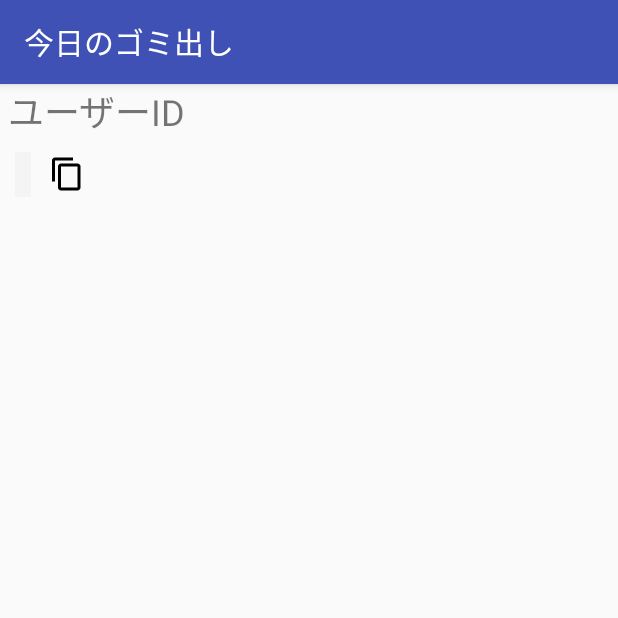
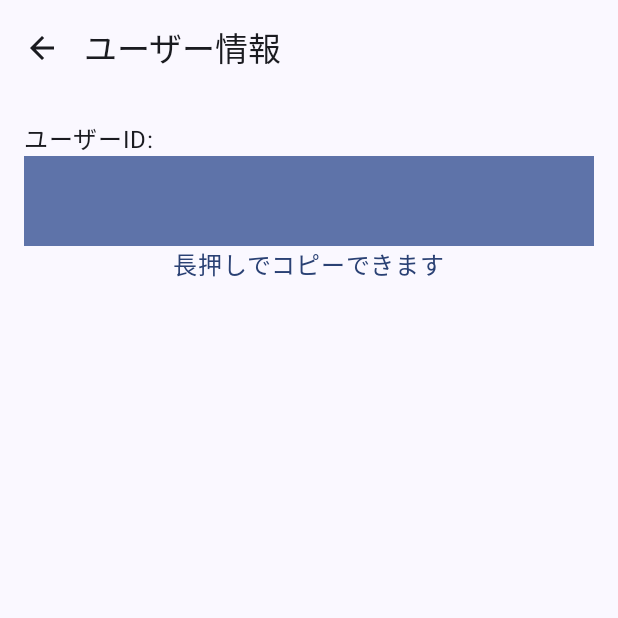
Before and after one commit to quotto/throwtrash-android, an Android app built with Jetpack Compose: the InformationActivity screen opened directly, with no data from a screen before it, on a phone screen of 412 x 824 dp, the top half of it. Run offline under Robolectric (Android 15) with nearby library versions, the phone set to English and light mode, and no system bars.

Commit message:
ユーザー情報画面のCompose化

```diff
--- a/app/src/main/java/net/mythrowaway/app/adapter/controller/ControllerInterfaces.kt
+++ /dev/null
@@ -1,7 +0,0 @@
-package net.mythrowaway.app.adapter.controller
-
-import net.mythrowaway.app.viewmodel.AlarmViewModel
-
-interface InformationControllerInterface {
-    fun loadInformation()
-}
--- a/app/src/main/java/net/mythrowaway/app/adapter/controller/InformationControllerImpl.kt
+++ /dev/null
@@ -1,12 +0,0 @@
-package net.mythrowaway.app.adapter.controller
-
-import net.mythrowaway.app.usecase.InformationUseCase
-import javax.inject.Inject
-
-class InformationControllerImpl @Inject constructor(
-    private val useCase: InformationUseCase
-) : InformationControllerInterface {
-    override fun loadInformation() {
-        useCase.showUserInformation()
-    }
-}
--- a/app/src/main/java/net/mythrowaway/app/adapter/di/InformationComponent.kt
+++ b/app/src/main/java/net/mythrowaway/app/adapter/di/InformationComponent.kt
@@ -1,10 +1,10 @@
 package net.mythrowaway.app.adapter.di
 
 import dagger.Subcomponent
-import net.mythrowaway.app.view.InformationActivity
+import net.mythrowaway.app.view.info.InformationActivity
 
 @ActivityScope
-@Subcomponent(modules = [InformationModule::class])
+@Subcomponent
 interface InformationComponent {
     @Subcomponent.Factory
     interface  Factory {
--- a/app/src/main/java/net/mythrowaway/app/adapter/di/PresentationModules.kt
+++ /dev/null
@@ -1,11 +0,0 @@
-package net.mythrowaway.app.adapter.di
-
-import dagger.*
-import net.mythrowaway.app.adapter.presenter.*
-import net.mythrowaway.app.usecase.*
-@Module
-abstract  class InformationModule {
-    @ActivityScope
-    @Binds
-    abstract  fun provideIInformationPresenter(informationPresenter: InformationPresenterImpl): InformationPresenterInterface
-}
--- a/app/src/main/java/net/mythrowaway/app/adapter/presenter/InformationPresenterImpl.kt
+++ /dev/null
@@ -1,24 +0,0 @@
-package net.mythrowaway.app.adapter.presenter
-
-import net.mythrowaway.app.adapter.InformationViewInterface
-import net.mythrowaway.app.usecase.InformationPresenterInterface
-import net.mythrowaway.app.viewmodel.InformationViewModel
-import javax.inject.Inject
-
-class InformationPresenterImpl @Inject constructor(): InformationPresenterInterface {
-    private lateinit var view: InformationViewInterface
-    private lateinit var viewModel: InformationViewModel
-    override fun showUserInfo(accountId: String) {
-        val viewModel: InformationViewModel = InformationViewModel()
-        viewModel.userId = accountId
-        view.showUserInfo(viewModel)
-    }
-
-    override fun setView(view: InformationViewInterface) {
-        this.view = view
-    }
-
-    fun setViewModel(viewModel: InformationViewModel) {
-        this.viewModel = viewModel
-    }
-}
--- a/app/src/main/java/net/mythrowaway/app/usecase/IPresenter.kt
+++ /dev/null
@@ -1,8 +0,0 @@
-package net.mythrowaway.app.usecase
-
-import net.mythrowaway.app.adapter.*
-
-interface InformationPresenterInterface {
-    fun showUserInfo(accountId: String)
-    fun setView(view: InformationViewInterface)
-}
--- a/app/src/main/java/net/mythrowaway/app/usecase/InformationUseCase.kt
+++ b/app/src/main/java/net/mythrowaway/app/usecase/InformationUseCase.kt
@@ -5,14 +5,13 @@ import javax.inject.Inject
 
 class InformationUseCase @Inject constructor(
   private val config: ConfigRepositoryInterface,
-  private val presenter: InformationPresenterInterface,
 ) {
     /**
      * ユーザーの情報を表示する
      */
-    fun showUserInformation() {
+    fun showUserInformation(): String {
         val userId: String = config.getUserId()?.let{userId-> userId} ?: run {""};
-        Log.d(javaClass.simpleName, "get user id: ${userId}")
-        presenter.showUserInfo(userId);
+        Log.d(javaClass.simpleName, "get user id: $userId")
+        return userId
     }
 }
--- a/app/src/main/java/net/mythrowaway/app/view/InformationActivity.kt
+++ /dev/null
@@ -1,56 +0,0 @@
-package net.mythrowaway.app.view
-
-import android.content.ClipData
-import android.content.ClipboardManager
-import android.content.Context
-import android.os.Bundle
-import android.widget.Toast
-import androidx.activity.viewModels
-import androidx.appcompat.app.AppCompatActivity
-import net.mythrowaway.app.adapter.InformationViewInterface
-import net.mythrowaway.app.adapter.MyThrowTrash
-import net.mythrowaway.app.adapter.controller.InformationControllerImpl
-import net.mythrowaway.app.adapter.di.InformationComponent
-import net.mythrowaway.app.adapter.presenter.InformationPresenterImpl
-import net.mythrowaway.app.databinding.ActivityInformationBinding
-import net.mythrowaway.app.usecase.InformationPresenterInterface
-import net.mythrowaway.app.viewmodel.InformationViewModel
-import javax.inject.Inject
-
-class InformationActivity : AppCompatActivity(), InformationViewInterface {
-    @Inject
-    lateinit var controller: InformationControllerImpl
-    @Inject
-    lateinit var presenter: InformationPresenterInterface
-
-    private val viewModel: InformationViewModel by viewModels()
-    private lateinit var activityInformationBinding: ActivityInformationBinding
-
-    private lateinit var informationComponent: InformationComponent
-
-    override fun onCreate(savedInstanceState: Bundle?) {
-        informationComponent = (application as MyThrowTrash).appComponent.informationComponent().create()
-        informationComponent.inject(this)
-
-        presenter.setView(this)
-        (presenter as InformationPresenterImpl) .setViewModel(this.viewModel)
-        super.onCreate(savedInstanceState)
-
-        activityInformationBinding = ActivityInformationBinding.inflate(layoutInflater)
-        setContentView(activityInformationBinding.root)
-
-        activityInformationBinding.copyUserIdButton.setOnClickListener {
-            (applicationContext.getSystemService(Context.CLIPBOARD_SERVICE) as ClipboardManager).let {
-                val clipData = ClipData.newPlainText("userid",activityInformationBinding.userIdText.text)
-                it.setPrimaryClip(clipData)
-                Toast.makeText(applicationContext,"クリップボードにコピーしました",Toast.LENGTH_LONG).show()
-            }
-        }
-
-        controller.loadInformation()
-    }
-
-    override fun showUserInfo(viewModel: InformationViewModel) {
-        activityInformationBinding.userIdText.text = viewModel.userId
-    }
-}
--- a/app/src/main/java/net/mythrowaway/app/view/calendar/CalendarActivity.kt
+++ b/app/src/main/java/net/mythrowaway/app/view/calendar/CalendarActivity.kt
@@ -26,7 +26,7 @@ import net.mythrowaway.app.service.UsageInfoService
 import net.mythrowaway.app.usecase.*
 import net.mythrowaway.app.view.alarm.AlarmActivity
 import net.mythrowaway.app.view.account_link.ConnectActivity
-import net.mythrowaway.app.view.InformationActivity
+import net.mythrowaway.app.view.info.InformationActivity
 import net.mythrowaway.app.view.InquiryActivity
 import net.mythrowaway.app.view.edit.EditComposeActivity
 import net.mythrowaway.app.view.edit.EditScreenType
@@ -64,11 +64,10 @@ class CalendarActivity : AppCompatActivity(), NavigationView.OnNavigationItemSel
             viewModelFactory {
                 calendarViewModelFactory.create()
             }
-        ).get(CalendarViewModel::class.java)
+        )[CalendarViewModel::class.java]
     }
 
     private val activityLauncher = registerForActivityResult(ActivityResultContracts.StartActivityForResult()) { result ->
-//        if(result.resultCode == Activity.RESULT_OK) {
         launch {
             idlingResource.increment()
             launch {
@@ -77,7 +76,6 @@ class CalendarActivity : AppCompatActivity(), NavigationView.OnNavigationItemSel
             }.join()
             idlingResource.decrement()
         }
-//        }
     }
     /*
     Activityの実装
--- /dev/null
+++ b/app/src/main/java/net/mythrowaway/app/view/info/InformationActivity.kt
@@ -0,0 +1,35 @@
+package net.mythrowaway.app.view.info
+
+import android.os.Bundle
+import androidx.activity.compose.setContent
+import androidx.appcompat.app.AppCompatActivity
+import androidx.lifecycle.ViewModelProvider
+import net.mythrowaway.app.adapter.MyThrowTrash
+import net.mythrowaway.app.adapter.di.InformationComponent
+import net.mythrowaway.app.ui.theme.AppTheme
+import net.mythrowaway.app.viewmodel.InformationViewModel
+import javax.inject.Inject
+
+class InformationActivity : AppCompatActivity() {
+    @Inject
+    lateinit var informationViewModelFactory: InformationViewModel.Factory
+
+    private lateinit var informationComponent: InformationComponent
+
+    override fun onCreate(savedInstanceState: Bundle?) {
+        informationComponent = (application as MyThrowTrash).appComponent.informationComponent().create()
+        informationComponent.inject(this)
+        super.onCreate(savedInstanceState)
+
+        setContent{
+            AppTheme {
+                InformationScreen(
+                    viewModel = ViewModelProvider.create(
+                        this,
+                        informationViewModelFactory
+                    )[InformationViewModel::class.java],
+                )
+            }
+        }
+    }
+}
--- /dev/null
+++ b/app/src/main/java/net/mythrowaway/app/view/info/InformationScreen.kt
@@ -0,0 +1,124 @@
+package net.mythrowaway.app.view.info
+
+import android.widget.Toast
+import androidx.activity.compose.LocalOnBackPressedDispatcherOwner
+import androidx.compose.foundation.ExperimentalFoundationApi
+import androidx.compose.foundation.background
+import androidx.compose.foundation.combinedClickable
+import androidx.compose.foundation.layout.Box
+import androidx.compose.foundation.layout.Column
+import androidx.compose.foundation.layout.fillMaxSize
+import androidx.compose.foundation.layout.fillMaxWidth
+import androidx.compose.foundation.layout.padding
+import androidx.compose.material.icons.Icons
+import androidx.compose.material.icons.automirrored.filled.ArrowBack
+import androidx.compose.material3.CircularProgressIndicator
+import androidx.compose.material3.ExperimentalMaterial3Api
+import androidx.compose.material3.Icon
+import androidx.compose.material3.IconButton
+import androidx.compose.material3.MaterialTheme
+import androidx.compose.material3.Scaffold
+import androidx.compose.material3.Text
+import androidx.compose.material3.TopAppBar
+import androidx.compose.runtime.Composable
+import androidx.compose.runtime.LaunchedEffect
+import androidx.compose.runtime.collectAsState
+import androidx.compose.runtime.getValue
+import androidx.compose.ui.Alignment
+import androidx.compose.ui.Modifier
+import androidx.compose.ui.graphics.Color
+import androidx.compose.ui.platform.LocalClipboardManager
+import androidx.compose.ui.platform.LocalContext
+import androidx.compose.ui.text.AnnotatedString
+import androidx.compose.ui.unit.dp
+import net.mythrowaway.app.viewmodel.InformationViewModel
+
+@OptIn(ExperimentalMaterial3Api::class, ExperimentalFoundationApi::class)
+@Composable
+fun InformationScreen(
+  viewModel: InformationViewModel,
+) {
+  val uiState by viewModel.uiState.collectAsState()
+  val dispatcher = LocalOnBackPressedDispatcherOwner.current?.onBackPressedDispatcher
+  val clipboardManager = LocalClipboardManager.current
+  val context = LocalContext.current
+  LaunchedEffect(Unit) {
+    viewModel.loadInformation()
+  }
+  Scaffold (
+    topBar = {
+       TopAppBar(
+         title = {
+           Text(text = "ユーザー情報")
+         },
+         navigationIcon = {
+           IconButton(
+             onClick = {
+                dispatcher?.onBackPressed()
+             }
+           ) {
+             Icon(Icons.AutoMirrored.Default.ArrowBack, contentDescription = "Back")
+           }
+         }
+       )
+    }
+  ){ paddingValues ->
+    Column(
+      modifier = Modifier.padding(paddingValues)
+    ){
+      Box(
+        modifier = Modifier.padding(top = 16.dp, start = 16.dp, end = 16.dp),
+        contentAlignment = Alignment.CenterStart
+      ) {
+        Text("ユーザーID:")
+      }
+      Box(
+        modifier = Modifier
+          .padding(start = 16.dp, end = 16.dp)
+          .fillMaxWidth()
+          .combinedClickable(
+            enabled = true,
+            onLongClickLabel = "コピーしました",
+            onClick = {},
+            onLongClick = {
+              clipboardManager.setText(
+                AnnotatedString(uiState.userId)
+              )
+              Toast.makeText(context, "コピーしました", Toast.LENGTH_SHORT).show()
+            }
+          )
+          .background(color = MaterialTheme.colorScheme.primaryContainer),
+        contentAlignment = Alignment.Center,
+      ) {
+        Text(
+          modifier = Modifier.padding(16.dp),
+          text = uiState.userId,
+          style = MaterialTheme.typography.titleLarge,
+          color = MaterialTheme.colorScheme.primary
+        )
+      }
+      Box(
+        modifier = Modifier.fillMaxWidth(),
+        contentAlignment = Alignment.Center
+      ) {
+        Text(
+          text = "長押しでコピーできます",
+          color = MaterialTheme.colorScheme.primary
+        )
+      }
+    }
+    if(uiState.isLoading) {
+      Box(
+        modifier = Modifier
+          .fillMaxSize()
+          .background(Color.Black.copy(alpha = 0.5f)),
+        contentAlignment = Alignment.Center
+      ) {
+        CircularProgressIndicator(
+          color = MaterialTheme.colorScheme.secondary,
+          trackColor = MaterialTheme.colorScheme.surfaceVariant
+        )
+      }
+    }
+  }
+}
--- a/app/src/main/java/net/mythrowaway/app/viewmodel/InformationViewModel.kt
+++ b/app/src/main/java/net/mythrowaway/app/viewmodel/InformationViewModel.kt
@@ -1,7 +1,39 @@
 package net.mythrowaway.app.viewmodel
 
 import androidx.lifecycle.ViewModel
+import androidx.lifecycle.ViewModelProvider
+import androidx.lifecycle.viewModelScope
+import kotlinx.coroutines.Dispatchers
+import kotlinx.coroutines.flow.MutableStateFlow
+import kotlinx.coroutines.flow.asStateFlow
+import kotlinx.coroutines.launch
+import kotlinx.coroutines.withContext
+import net.mythrowaway.app.usecase.InformationUseCase
+import javax.inject.Inject
 
-class InformationViewModel: ViewModel() {
-    var userId: String = ""
+class InformationViewModel(private val _informationUsecase: InformationUseCase) : ViewModel() {
+    private val _uiState = MutableStateFlow(InformationUiState())
+    val uiState = _uiState.asStateFlow()
+
+    class Factory @Inject constructor(private val _informationUsecase: InformationUseCase): ViewModelProvider.Factory {
+        @Suppress("UNCHECKED_CAST")
+        override fun <T : ViewModel> create(modelClass: Class<T>): T {
+            return InformationViewModel(_informationUsecase) as T
+        }
+    }
+
+    suspend fun loadInformation() {
+        _uiState.value = InformationUiState(isLoading = true)
+        viewModelScope.launch {
+            withContext(Dispatchers.IO) {
+                val userId = _informationUsecase.showUserInformation()
+                _uiState.value = InformationUiState(isLoading = false, userId = userId)
+            }
+        }
+    }
 }
+
+data class InformationUiState(
+    val isLoading: Boolean = false,
+    val userId: String = ""
+)
--- a/app/src/main/res/layout/activity_information.xml
+++ /dev/null
@@ -1,60 +0,0 @@
-<?xml version="1.0" encoding="utf-8"?>
-<androidx.constraintlayout.widget.ConstraintLayout xmlns:android="http://schemas.android.com/apk/res/android"
-    xmlns:app="http://schemas.android.com/apk/res-auto"
-    xmlns:tools="http://schemas.android.com/tools"
-    android:layout_width="match_parent"
-    android:layout_height="match_parent"
-    tools:context=".view.InformationActivity">
-
-    <LinearLayout
-        android:layout_width="0dp"
-        android:layout_height="0dp"
-        android:orientation="vertical"
-        app:layout_constraintBottom_toBottomOf="parent"
-        app:layout_constraintEnd_toEndOf="parent"
-        app:layout_constraintStart_toStartOf="parent"
-        app:layout_constraintTop_toTopOf="parent">
-
-        <TextView
-            android:id="@+id/userIdLabel"
-            android:layout_width="wrap_content"
-            android:layout_height="wrap_content"
-            android:paddingStart="5dp"
-            android:text="@string/label_user_id"
-            android:textSize="24sp" />
-
-        <androidx.constraintlayout.widget.ConstraintLayout
-            android:layout_width="match_parent"
-            android:layout_height="match_parent">
-
-            <TextView
-                android:id="@+id/userIdText"
-                android:layout_width="wrap_content"
-                android:layout_height="wrap_content"
-                android:layout_marginStart="10dp"
-                android:background="#27D1D0D0"
-                android:paddingStart="5dp"
-                android:paddingTop="5dp"
-                android:paddingEnd="5dp"
-                android:paddingBottom="5dp"
-                android:selectAllOnFocus="false"
-                android:textIsSelectable="true"
-                app:layout_constraintBottom_toBottomOf="@+id/copyUserIdButton"
-                app:layout_constraintStart_toStartOf="parent"
-                app:layout_constraintTop_toTopOf="@+id/copyUserIdButton"
-                tools:text="dummy-id-12345" />
-
-            <ImageButton
-                android:id="@+id/copyUserIdButton"
-                android:layout_width="wrap_content"
-                android:layout_height="wrap_content"
-                android:backgroundTint="?android:attr/colorBackground"
-                android:minHeight="48dp"
-                app:layout_constraintStart_toEndOf="@+id/userIdText"
-                app:layout_constraintTop_toTopOf="parent"
-                app:srcCompat="@drawable/ic_baseline_content_copy_24dp" />
-
-        </androidx.constraintlayout.widget.ConstraintLayout>
-
-    </LinearLayout>
-</androidx.constraintlayout.widget.ConstraintLayout>
```
Also changed, not shown: app/src/main/AndroidManifest.xml (+4 -10 lines). Lines whose indentation alone changed are shown as unchanged.
